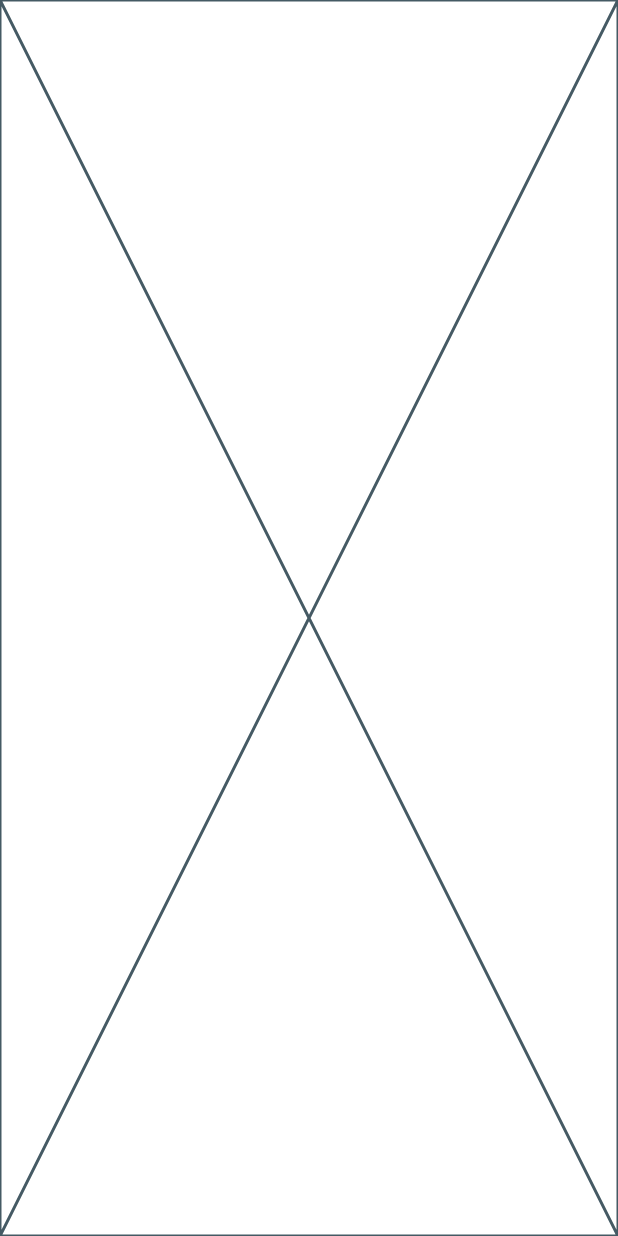
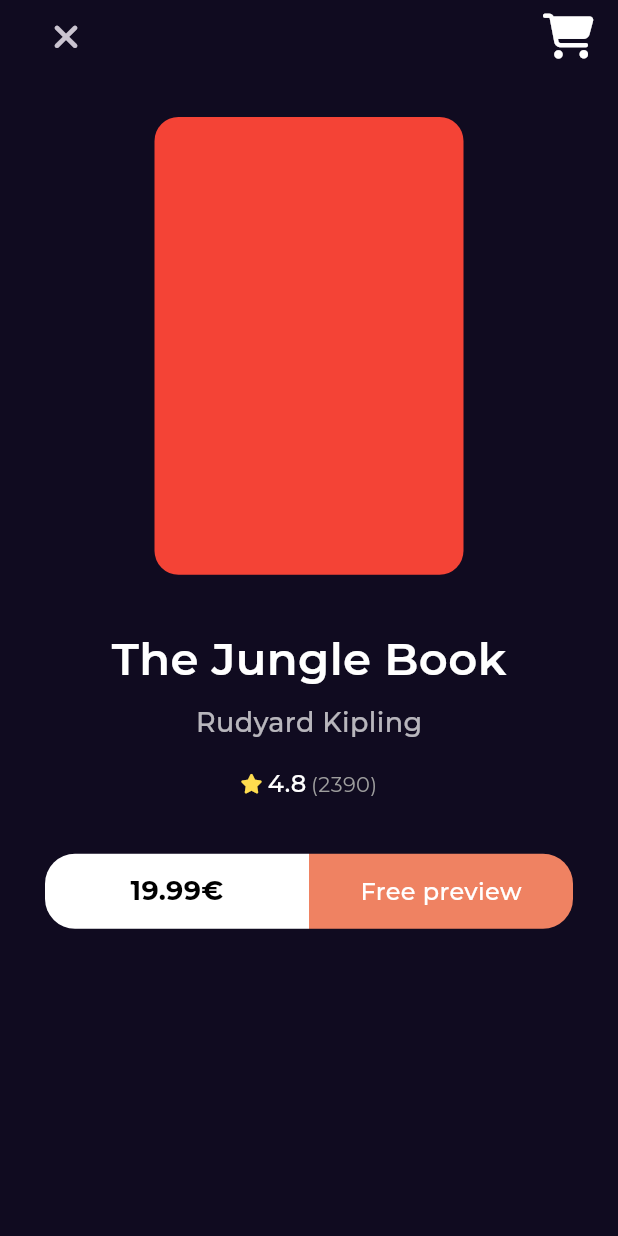
Before and after one commit to MohammadBeta/BooklyApp, a Flutter app: the screen it shows after launch, after a tap on "Harry Potter and the Goblet of Fire", on a phone screen of 412 x 824 dp. Run offline on Flutter 3.47's test engine with Material 3 defaults, Android fonts, the phone set to English and light mode, and no system bars; our stand-ins replace flutter_svg, font_awesome_flutter, go_router, google_fonts.

Commit message:
start create book detail view body with some refactor

```diff
--- a/lib/featuers/home/presentation/views/book_details_view.dart
+++ b/lib/featuers/home/presentation/views/book_details_view.dart
@@ -1,5 +1,6 @@
 import 'package:flutter/material.dart';
 
+import '../widgets/book_details_view/book_details_appbar.dart';
 import '../widgets/book_details_view/book_details_view_body.dart';
 
 class BookDetailsView extends StatelessWidget {
@@ -7,6 +8,7 @@ class BookDetailsView extends StatelessWidget {
 
   @override
   Widget build(BuildContext context) {
-    return const BookDetailsViewBody();
+    return const Scaffold(
+        appBar: BookDetailsAppBar(), body: BookDetailsViewBody());
   }
 }
--- a/lib/featuers/home/presentation/widgets/book_details_view/book_details_appbar.dart
+++ b/lib/featuers/home/presentation/widgets/book_details_view/book_details_appbar.dart
@@ -1,31 +1,33 @@
 import 'package:flutter/material.dart';
-import 'package:flutter_svg/flutter_svg.dart';
+import 'package:font_awesome_flutter/font_awesome_flutter.dart';
+import 'package:go_router/go_router.dart';
 
-import '../../../../../core/utilis/constants/app_colors.dart';
-import '../../../../../core/utilis/constants/app_images.dart';
-
-class HomeAppBar extends StatelessWidget implements PreferredSizeWidget {
-  const HomeAppBar({
+class BookDetailsAppBar extends StatelessWidget implements PreferredSizeWidget {
+  const BookDetailsAppBar({
     super.key,
   });
 
   @override
   Widget build(BuildContext context) {
-    return AppBar(
-      title: Row(
+    return SafeArea(
+      child: Padding(
+        padding: const EdgeInsets.symmetric(horizontal: 20),
+        child: Row(
           mainAxisAlignment: MainAxisAlignment.spaceBetween,
           crossAxisAlignment: CrossAxisAlignment.center,
           children: [
-          SvgPicture.asset(AppImages.logo),
             IconButton(
-              onPressed: () {},
-              icon: const Icon(
-                Icons.search,
+                onPressed: () {
+                  GoRouter.of(context).pop();
+                },
+                icon: const Icon(FontAwesomeIcons.xmark)),
+            const Icon(
+              FontAwesomeIcons.cartShopping,
               size: 30,
-              ))
+            )
           ],
         ),
-      backgroundColor: AppColors.scaffoldBackGround,
+      ),
     );
   }
 
--- a/lib/featuers/home/presentation/widgets/book_details_view/book_details_view_body.dart
+++ b/lib/featuers/home/presentation/widgets/book_details_view/book_details_view_body.dart
@@ -1,10 +1,94 @@
+import 'package:bookly_application/core/utilis/constants/styles.dart';
+import 'package:bookly_application/featuers/home/presentation/widgets/home_view/best_seller/book_rating.dart';
 import 'package:flutter/material.dart';
+
+import '../home_view/books/book_listview_item.dart';
 
 class BookDetailsViewBody extends StatelessWidget {
   const BookDetailsViewBody({super.key});
 
   @override
   Widget build(BuildContext context) {
-    return const Placeholder();
+    return Padding(
+      padding: const EdgeInsets.symmetric(horizontal: 30).copyWith(top: 30),
+      child: SizedBox(
+        width: MediaQuery.sizeOf(context).width,
+        child: Column(
+          mainAxisAlignment: MainAxisAlignment.start,
+          crossAxisAlignment: CrossAxisAlignment.center,
+          children: [
+            SizedBox(
+                width: MediaQuery.sizeOf(context).width * .5,
+                child: const BookListViewItem()),
+            const SizedBox(
+              height: 35,
+            ),
+            Text(
+              "The Jungle Book",
+              style: AppStyles.styleRegular30
+                  .copyWith(fontWeight: FontWeight.w600),
+            ),
+            const SizedBox(
+              height: 8,
+            ),
+            const Opacity(
+              opacity: .7,
+              child: Text(
+                "Rudyard Kipling",
+                style: AppStyles.styleMedium18,
+              ),
+            ),
+            const SizedBox(
+              height: 16,
+            ),
+            const BookRating(),
+            const SizedBox(
+              height: 35,
+            ),
+            SizedBox(
+              height: 50,
+              child: Row(
+                children: [
+                  Expanded(
+                    child: Container(
+                      alignment: Alignment.center,
+                      decoration: const BoxDecoration(
+                        borderRadius: BorderRadius.only(
+                            topLeft: Radius.circular(20),
+                            bottomLeft: Radius.circular(20)),
+                        color: Colors.white,
+                      ),
+                      child: Text(
+                        "19.99€",
+                        textAlign: TextAlign.center,
+                        style: AppStyles.styleBold15.copyWith(
+                            color: Colors.black,
+                            fontSize: 18,
+                            fontWeight: FontWeight.w700),
+                      ),
+                    ),
+                  ),
+                  Expanded(
+                    child: Container(
+                      alignment: Alignment.center,
+                      decoration: const BoxDecoration(
+                        borderRadius: BorderRadius.only(
+                            topRight: Radius.circular(20),
+                            bottomRight: Radius.circular(20)),
+                        color: Color(0xffEF8262),
+                      ),
+                      child: const Text(
+                        "Free preview",
+                        style: AppStyles.styleMedium16,
+                      ),
+                    ),
+                  )
+                ],
+              ),
+            )
+          ],
+        ),
+      ),
+    );
   }
 }
--- a/lib/featuers/home/presentation/widgets/home_view/best_seller/best_seller_list_view.dart
+++ b/lib/featuers/home/presentation/widgets/home_view/best_seller/best_seller_list_view.dart
@@ -16,7 +16,7 @@ class BestSellerListView extends StatelessWidget {
       itemBuilder: (context, index) {
         return Container(
           margin: const EdgeInsets.only(bottom: 16),
-          child: GestureDetector(
+          child: InkWell(
               onTap: () {
                 GoRouter.of(context).push(AppRoutes.bookDetailsView);
               },
--- a/lib/featuers/home/presentation/widgets/home_view/best_seller/book_rating.dart
+++ b/lib/featuers/home/presentation/widgets/home_view/best_seller/book_rating.dart
@@ -11,6 +11,7 @@ class BookRating extends StatelessWidget {
   @override
   Widget build(BuildContext context) {
     return Row(
+      mainAxisAlignment: MainAxisAlignment.center,
       children: [
         const Icon(
           FontAwesomeIcons.solidStar,
--- a/lib/featuers/home/presentation/widgets/home_view/books/book_listview_item.dart
+++ b/lib/featuers/home/presentation/widgets/home_view/books/book_listview_item.dart
@@ -1,4 +1,3 @@
-
 import 'package:flutter/material.dart';
 
 class BookListViewItem extends StatelessWidget {
@@ -7,7 +6,7 @@ class BookListViewItem extends StatelessWidget {
   @override
   Widget build(BuildContext context) {
     return AspectRatio(
-      aspectRatio: 3 / 4,
+      aspectRatio: 2.7 / 4,
       child: Container(
         decoration: BoxDecoration(
             color: Colors.red, borderRadius: BorderRadius.circular(16)),
```
Lines whose indentation alone changed are shown as unchanged.
